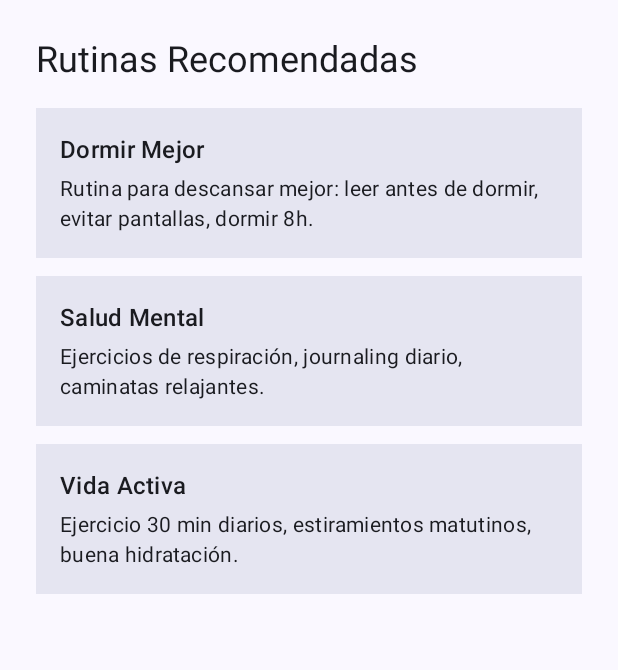
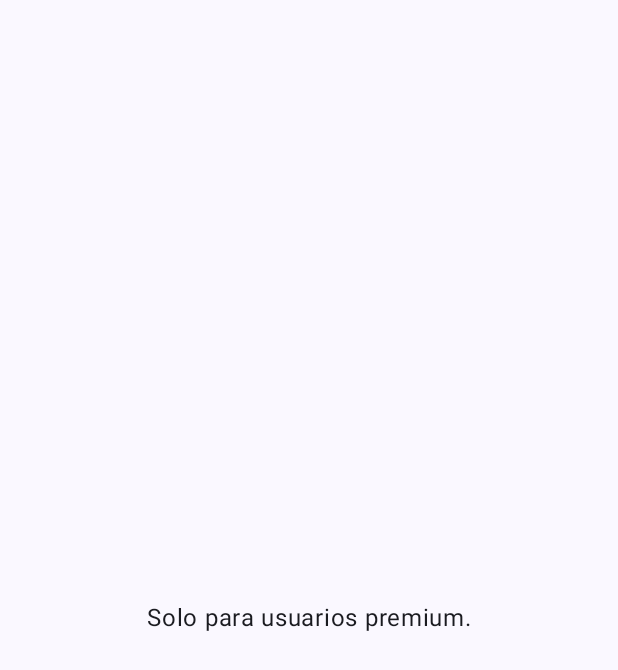
Before and after one commit to Juanbermudezp/Proyecto_Moviles, an Android app built with Jetpack Compose: the RecommendedRoutinesScreen screen opened through its navigation route, on a phone screen of 412 x 824 dp. Shown: the top 670 px of the screen. Run offline under Robolectric (Android 15) with nearby library versions, the phone set to English and light mode, and no system bars; our stand-ins replace Room's generated code.

Commit message:
:construction: trabajando en las rutinas recomendadas

```diff
--- a/app/src/main/java/com/jmgg/habitus/navigation/AppNavHost.kt
+++ b/app/src/main/java/com/jmgg/habitus/navigation/AppNavHost.kt
@@ -13,6 +13,7 @@ import com.jmgg.habitus.ui.habit.EditHabitScreen
 import com.jmgg.habitus.ui.habit.HabitDetailsScreen
 import com.jmgg.habitus.ui.main.MainScreen
 import com.jmgg.habitus.ui.premium.RecommendedRoutinesScreen
+import com.jmgg.habitus.ui.premium.RoutineDetailScreen
 import com.jmgg.habitus.ui.stats.StatsScreen
 
 @Composable
@@ -60,14 +61,18 @@ fun AppNavHost(navController: NavHostController, startDestination: String = "log
                 }
             )
         }
+        composable("main") {
+            MainScreen(navController)
+        }
 
+        //premium screens
 
         composable("stats") {
             StatsScreen()
         }
 
         composable("routines") {
-            RecommendedRoutinesScreen()
+            RecommendedRoutinesScreen( navController)
         }
 
         composable("createHabit/{habitId}", arguments = listOf(
@@ -76,10 +81,15 @@ fun AppNavHost(navController: NavHostController, startDestination: String = "log
             val habitId = backStackEntry.arguments?.getInt("habitId")?.takeIf { it != -1 }
             CreateHabitScreen(onHabitCreated = { navController.popBackStack() }, habitId = habitId)
         }
-
-
-        composable("main") {
-            MainScreen(navController)
+        composable(
+            route = "routineDetail/{routineId}",
+            arguments = listOf(navArgument("routineId") { type = NavType.StringType })
+        ) { backStackEntry ->
+            val routineId = backStackEntry.arguments?.getString("routineId") ?: ""
+            RoutineDetailScreen(
+                routineId = routineId,
+                onRoutineAdded = { navController.popBackStack() }
+            )
         }
     }
 }
--- a/app/src/main/java/com/jmgg/habitus/ui/premium/RecommendedRoutineScreen.kt
+++ b/app/src/main/java/com/jmgg/habitus/ui/premium/RecommendedRoutineScreen.kt
@@ -2,49 +2,52 @@ package com.jmgg.habitus.ui.premium
 
 import androidx.compose.foundation.layout.*
 import androidx.compose.material3.MaterialTheme
+import androidx.compose.material3.Scaffold
+import androidx.compose.material3.SnackbarHost
 import androidx.compose.material3.Text
 import androidx.compose.material3.SnackbarHostState
 import androidx.compose.runtime.*
+import androidx.compose.ui.Alignment
 import androidx.compose.ui.Modifier
 import androidx.compose.ui.unit.dp
+import androidx.navigation.NavController
+import com.jmgg.habitus.HabitusApp
+import com.jmgg.habitus.models.Habit
 import com.jmgg.habitus.ui.premium.components.RoutineCard
 import kotlinx.coroutines.launch
 
 @Composable
-fun RecommendedRoutinesScreen() {
+fun RecommendedRoutinesScreen(navController: NavController) {
+    val currentUser = HabitusApp.authViewModel.currentUser.collectAsState().value
+
+    if (currentUser == null || !currentUser.isPremium) {
+        Box(modifier = Modifier.fillMaxSize(), contentAlignment = Alignment.Center) {
+            Text("Solo para usuarios premium.")
+        }
+        return
+    }
+
     val routines = listOf(
-        Pair("Dormir Mejor", "Rutina para descansar mejor: leer antes de dormir, evitar pantallas, dormir 8h."),
-        Pair("Salud Mental", "Ejercicios de respiración, journaling diario, caminatas relajantes."),
-        Pair("Vida Activa", "Ejercicio 30 min diarios, estiramientos matutinos, buena hidratación.")
+        "sleep" to "Dormir mejor y más rápido",
+        "mental" to "Salud mental y relajación",
+        "fitness" to "Estilo de vida activo"
     )
 
-    val snackbarHostState = remember { SnackbarHostState() }
-    val scope = rememberCoroutineScope()
+    Column(modifier = Modifier
+        .fillMaxSize()
+        .padding(24.dp),
+        verticalArrangement = Arrangement.spacedBy(16.dp)
+    ) {
+        Text("Rutinas personalizadas", style = MaterialTheme.typography.headlineSmall)
 
-    Column(
-        modifier = Modifier
-            .fillMaxSize()
-            .padding(24.dp),
-        verticalArrangement = Arrangement.Top
-    ) {
-        Text(
-            text = "Rutinas Recomendadas",
-            style = MaterialTheme.typography.headlineSmall
-        )
-
-        Spacer(modifier = Modifier.height(16.dp))
-
-        routines.forEach { routine ->
+        routines.forEach { (id, title) ->
             RoutineCard(
-                title = routine.first,
-                description = routine.second,
+                title = title,
+                description = "Toca para más detalles",
                 onSelect = {
-                    scope.launch {
-                        snackbarHostState.showSnackbar("Rutina '${routine.first}' seleccionada (simulado)")
-                    }
+                    navController.navigate("routineDetail/$id")
                 }
             )
-            Spacer(modifier = Modifier.height(12.dp))
         }
     }
 }
```
Also changed, not shown: app/src/main/java/com/jmgg/habitus/ui/main/MainScreen.kt (+3 -24 lines), app/src/main/java/com/jmgg/habitus/ui/premium/RoutineDetailScreen.kt (added, +81 -0 lines), app/src/main/java/com/jmgg/habitus/ui/premium/RoutineUtils.kt (added, +45 -0 lines).
